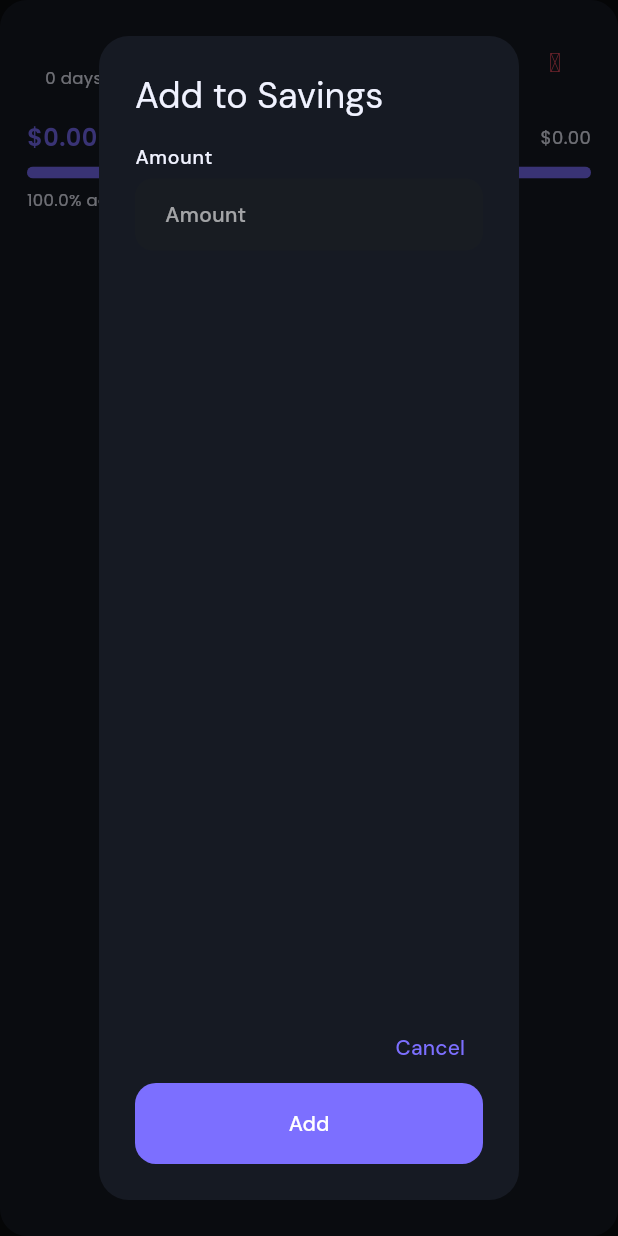
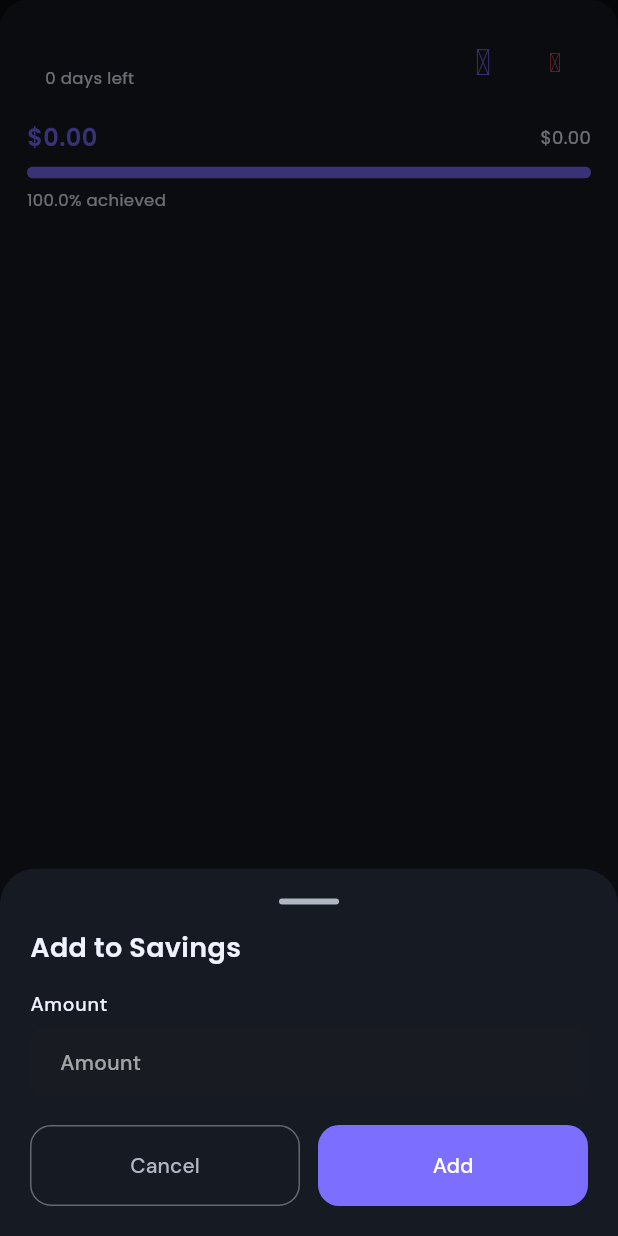
Before and after one commit to Israa-e/Finance-Companion, a Flutter app: the GoalCard widget shown alone on an empty page, opened directly with empty values, after a tap on an icon or button, on a phone screen of 412 x 824 dp. Run offline on Flutter 3.47's test engine with Material 3 defaults, Android fonts, the phone set to English and light mode, and no system bars; our stand-ins replace cloud_firestore, equatable, firebase_auth, firebase_core, fl_chart, flutter_bloc and 6 more; accounts and stored records are empty.

Commit message:
Refactor modals, dialogs and nav layout
Replace various AlertDialogs and showDialog usages with styled showModalBottomSheet (rounded top, clipBehavior, keyboard inset handling) for goals and add-savings flows; refactor sheet content to use Wrap/Container padding and consistent header drag handle, and adjust button styles and sheet builders to use sheetContext. Improve logout confirmation by making action buttons expanded and evenly spaced. Update bottom navigation to use Expanded items, adjust item padding, and add label overflow handling for more consistent layout and spacing.

```diff
--- a/lib/presentation/screens/goals/widgets/goal_card.dart
+++ b/lib/presentation/screens/goals/widgets/goal_card.dart
@@ -101,36 +101,103 @@ class GoalCard extends StatelessWidget {
 
   void _showAddSavings(BuildContext context, GoalModel goal) {
     final controller = TextEditingController();
-    showDialog(
+    showModalBottomSheet<void>(
       context: context,
-      builder: (ctx) => AlertDialog(
-        title: const Text('Add to Savings'),
-        content: CustomTextField(
+      isScrollControlled: true,
+      backgroundColor: Colors.transparent,
+      shape: const RoundedRectangleBorder(
+        borderRadius: BorderRadius.vertical(top: Radius.circular(24)),
+      ),
+      clipBehavior: Clip.antiAlias,
+      builder: (sheetContext) {
+        return Padding(
+          padding: EdgeInsets.only(
+            bottom: MediaQuery.of(sheetContext).viewInsets.bottom,
+          ),
+          child: Wrap(
+            children: [
+              Container(
+                padding: const EdgeInsets.fromLTRB(20, 20, 20, 20),
+                decoration: BoxDecoration(
+                  color: Theme.of(sheetContext).colorScheme.surface,
+                  borderRadius: const BorderRadius.vertical(
+                    top: Radius.circular(24),
+                  ),
+                ),
+                child: Column(
+                  mainAxisSize: MainAxisSize.min,
+                  crossAxisAlignment: CrossAxisAlignment.start,
+                  children: [
+                    Center(
+                      child: Container(
+                        width: 40,
+                        height: 4,
+                        decoration: BoxDecoration(
+                          color: AppColors.textHint,
+                          borderRadius: BorderRadius.circular(2),
+                        ),
+                      ),
+                    ),
+                    const Gap(16),
+                    Text('Add to Savings', style: AppTextStyles.h3),
+                    const Gap(16),
+                    CustomTextField(
                       label: 'Amount',
                       controller: controller,
-          keyboardType: const TextInputType.numberWithOptions(decimal: true),
+                      keyboardType: const TextInputType.numberWithOptions(
+                        decimal: true,
+                      ),
                       inputFormatters: [
-            FilteringTextInputFormatter.allow(RegExp(r'^\d+\.?\d{0,2}')),
+                        FilteringTextInputFormatter.allow(
+                          RegExp(r'^\d+\.?\d{0,2}'),
+                        ),
                       ],
                       hint: 'Amount',
                     ),
-        actions: [
-          TextButton(
-            onPressed: () => Navigator.pop(ctx),
+                    const Gap(18),
+                    Row(
+                      children: [
+                        Expanded(
+                          child: ElevatedButton(
+                            style: ElevatedButton.styleFrom(
+                              backgroundColor: Colors.transparent,
+                              foregroundColor: AppColors.textHint,
+                              shadowColor: Colors.transparent,
+                              side: BorderSide(
+                                color: AppColors.textHint.withValues(
+                                  alpha: 0.5,
+                                ),
+                              ),
+                            ),
+                            onPressed: () => Navigator.pop(sheetContext),
                             child: const Text('Cancel'),
                           ),
-          ElevatedButton(
+                        ),
+                        const Gap(12),
+                        Expanded(
+                          child: ElevatedButton(
                             onPressed: () {
                               final amount = double.tryParse(controller.text);
                               if (amount != null && amount > 0) {
-                context.read<GoalCubit>().addToSavings(goal.id, amount);
-                Navigator.pop(ctx);
+                                context.read<GoalCubit>().addToSavings(
+                                  goal.id,
+                                  amount,
+                                );
+                                Navigator.pop(sheetContext);
                               }
                             },
                             child: const Text('Add'),
                           ),
+                        ),
+                      ],
+                    ),
+                  ],
+                ),
+              ),
             ],
           ),
         );
+      },
+    );
   }
 }
```
Also changed, not shown: lib/presentation/screens/goals/goals_screen.dart (+26 -13 lines), lib/presentation/screens/profile/profile_screen.dart (+14 -3 lines), lib/presentation/shared/navigation/app_navigation.dart (+25 -9 lines). Lines whose indentation alone changed are shown as unchanged.
